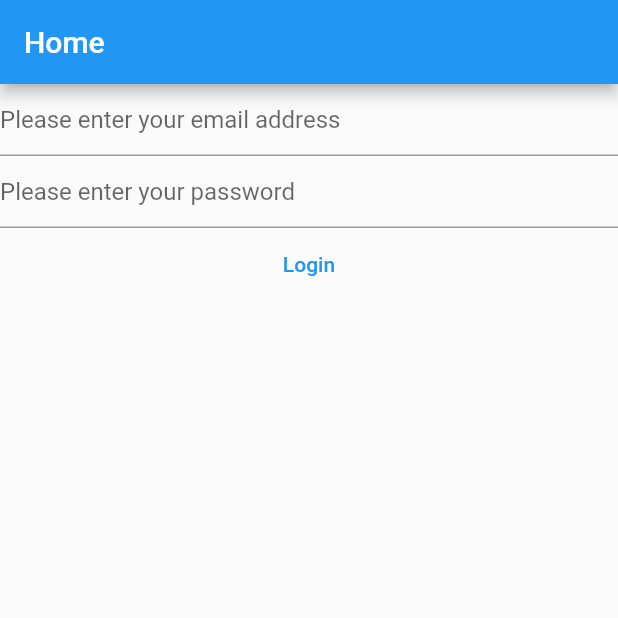
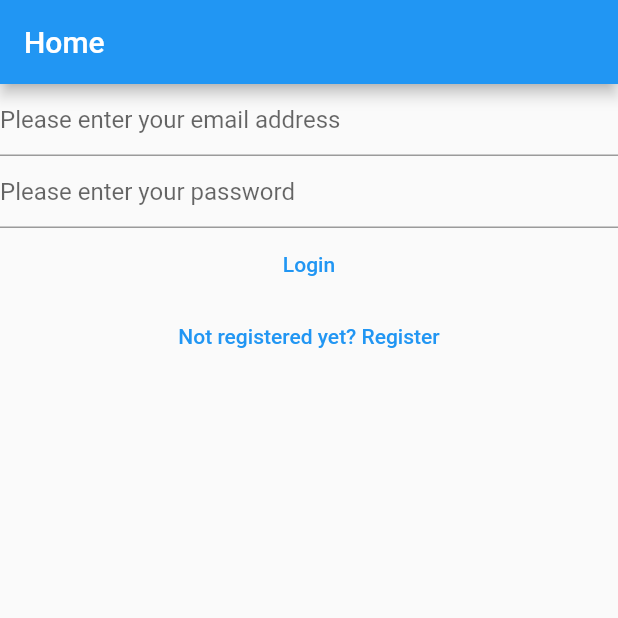
Before and after one commit to bakader07/notes_app, a Flutter app: the screen it shows after launch, on a phone screen of 412 x 824 dp, the top half of it. Run offline on Flutter 3.47's test engine with Material 2 defaults, Android fonts, the phone set to English and light mode, and no system bars; our stand-ins replace firebase_auth, firebase_core; accounts and stored records are empty.

Commit message:
adding registration button to login view

```diff
--- a/lib/views/login_view.dart
+++ b/lib/views/login_view.dart
@@ -71,6 +71,10 @@ class _LoginViewState extends State<LoginView> {
           },
           child: const Text('Login'),
         ),
+        TextButton(
+          onPressed: () {},
+          child: const Text('Not registered yet? Register'),
+        )
       ],
     );
   }
```
